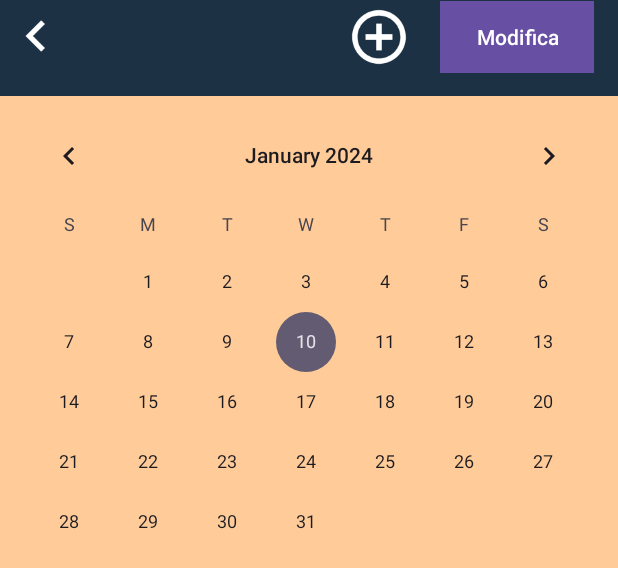
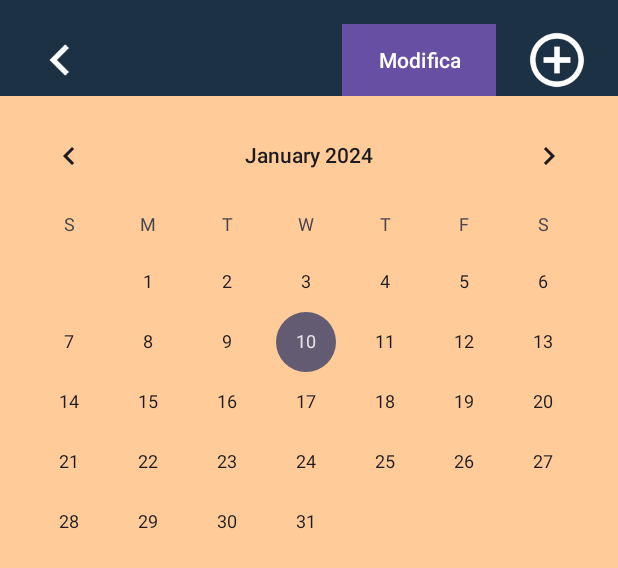
Before and after one commit to SimonaPia/Oreo, an Android app: the layout fragment_appuntamenti_logopedista.xml on its own in the app's theme, with its tools: preview values and no code run, on a phone screen of 412 x 824 dp. Shown: the top 568 px of the screen. Run offline under Robolectric (Android 15) with nearby library versions, the phone set to English and light mode, and no system bars.

Commit message:
aggiornamento pagina appuntamenti più collegamento con inserimento

```diff
--- a/app/src/main/res/layout/fragment_appuntamenti_logopedista.xml
+++ b/app/src/main/res/layout/fragment_appuntamenti_logopedista.xml
@@ -1,11 +1,11 @@
 <?xml version="1.0" encoding="utf-8"?>
-<RelativeLayout xmlns:android="http://schemas.android.com/apk/res/android"
+<RelativeLayout
+    xmlns:android="http://schemas.android.com/apk/res/android"
     xmlns:tools="http://schemas.android.com/tools"
     android:layout_width="match_parent"
     android:layout_height="match_parent"
     tools:context=".AppuntamentiLogopedistaFragment"
     android:background="@color/pesca">
-
 
     <CalendarView
         android:id="@+id/calendarView3"
@@ -17,46 +17,56 @@
         android:id="@+id/toolbar"
         android:layout_width="match_parent"
         android:layout_height="?attr/actionBarSize"
-        android:background="#1C3144">
+        android:background="#1C3144"/>
 
-
-
-
-    </androidx.appcompat.widget.Toolbar>
+    <!-- LinearLayout per l'icona "Turn Left" -->
+    <LinearLayout
+        android:id="@+id/topLeftLayout"
+        android:layout_width="wrap_content"
+        android:layout_height="wrap_content"
+        android:orientation="horizontal"
+        android:layout_alignParentStart="true"
+        android:layout_alignParentTop="true"
+        android:layout_marginStart="16dp"
+        android:layout_marginTop="16dp">
 
         <ImageView
             android:id="@+id/topLeftIcon"
             android:layout_width="48dp"
             android:layout_height="48dp"
-        android:src="@mipmap/ic_turn_left"
             android:layout_gravity="center_vertical"
             android:contentDescription="Icona in alto a sinistra"
-        android:layout_alignParentStart="true"/>
+            android:src="@mipmap/ic_turn_left" />
+    </LinearLayout>
 
+    <!-- LinearLayout per il pulsante "Modifica" e l'icona "Add" -->
     <LinearLayout
         android:layout_width="wrap_content"
         android:layout_height="wrap_content"
         android:orientation="horizontal"
         android:layout_alignParentEnd="true"
+        android:layout_alignTop="@id/topLeftLayout"
+        android:layout_alignBottom="@id/topLeftLayout"
         android:layout_marginEnd="16dp">
+
+        <Button
+            android:id="@+id/button3"
+            android:layout_width="wrap_content"
+            android:layout_height="wrap_content"
+            android:layout_gravity="center_vertical"
+            android:layout_marginStart="16dp"
+            android:layout_marginEnd="8dp"
+
+            android:background="#1C3144"
+            android:text="Modifica" />
 
         <ImageView
             android:id="@+id/buttonWithIcon"
             android:layout_width="49dp"
             android:layout_height="49dp"
-            android:src="@mipmap/ic_add"
+            android:layout_gravity="center_vertical"
+            android:layout_marginStart="8dp"
             android:contentDescription="tasto per aggiunta"
-            android:layout_gravity="center_vertical"/>
-
-        <Button
-            android:background="#1C3144"
-            android:id="@+id/button3"
-            android:layout_width="wrap_content"
-            android:layout_height="wrap_content"
-            android:text="Modifica"
-            android:layout_gravity="center_vertical"
-            android:layout_marginStart="16dp"/>
+            android:src="@mipmap/ic_add" />
     </LinearLayout>
-
-
 </RelativeLayout>
```
Also changed, not shown: app/src/main/AndroidManifest.xml (+14 -1 lines), app/src/main/java/it/uniba/dib/sms2324_16/AppuntamentiLogopedistaFragment.java (+53 -4 lines), app/src/main/java/it/uniba/dib/sms2324_16/HomePageLogopedista.java (+7 -11 lines), app/src/main/java/it/uniba/dib/sms2324_16/HomePageLogopedistaFragment.java (+54 -19 lines), app/src/main/res/layout/fragment_home_page_logopedista.xml (+8 -2 lines), app/src/main/res/layout/homepage_logopedista.xml (+14 -16 lines), app/src/main/res/navigation/nav_graph.xml (+13 -8 lines), app/src/main/java/it/uniba/dib/sms2324_16/ExerciseListActivity.java (line endings or trailing spaces). Lines whose indentation alone changed are shown as unchanged.
